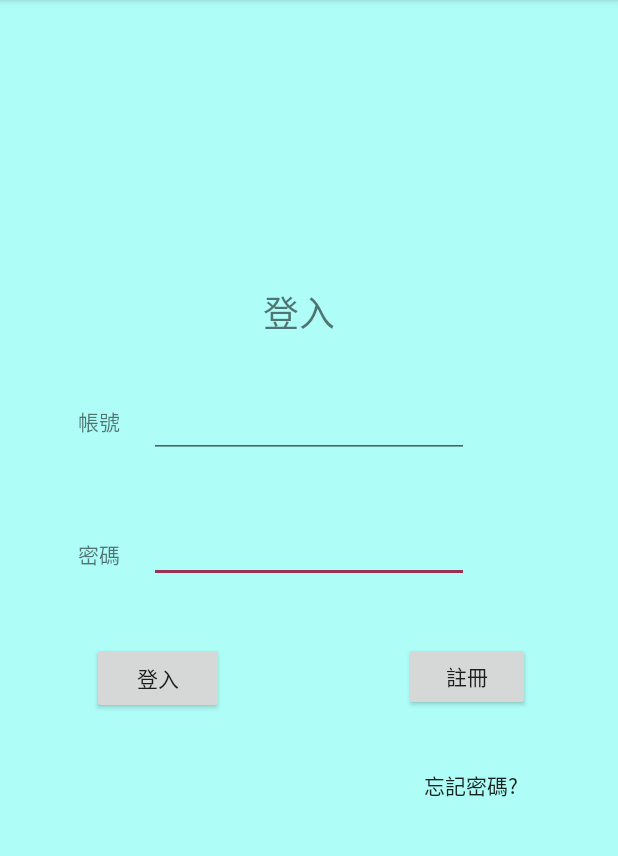
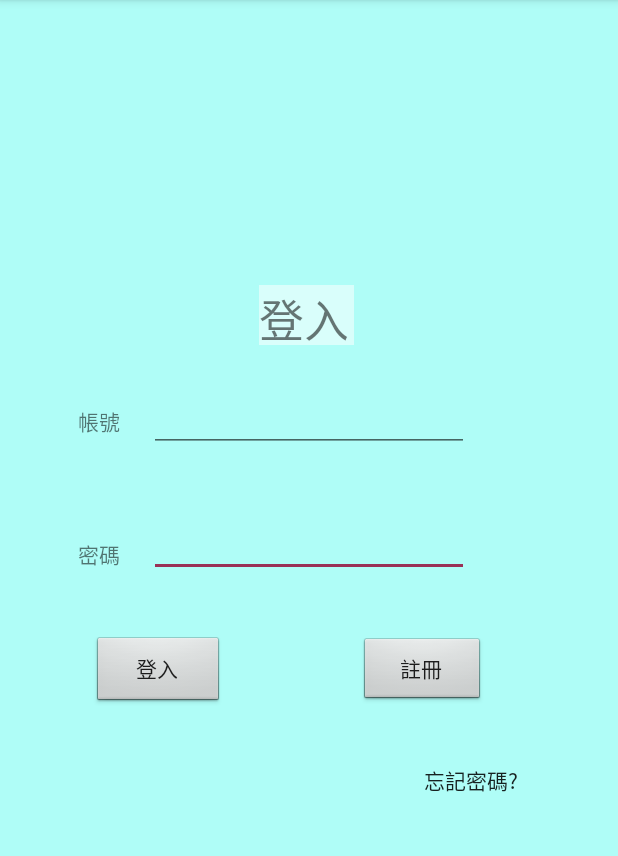
Before and after one commit to peter-kong/-APP, an Android app: the screen it shows after launch (MainActivity), on a phone screen of 412 x 824 dp, the part 84-940 px from its top. Run offline under Robolectric (Android 15) with nearby library versions, the phone set to English and light mode, and no system bars.

Commit message:
menu buttom small change

```diff
--- a/Thematic/app/src/main/res/layout/activity_main.xml
+++ b/Thematic/app/src/main/res/layout/activity_main.xml
@@ -15,6 +15,7 @@
         android:layout_marginStart="61dp"
         android:layout_marginLeft="61dp"
         android:layout_marginTop="39dp"
+        android:background="@android:drawable/btn_default"
         android:text="@string/Login"
         app:layout_constraintStart_toStartOf="parent"
         app:layout_constraintTop_toBottomOf="@+id/Passward" />
@@ -24,11 +25,12 @@
         android:layout_width="84dp"
         android:layout_height="46dp"
 
-        android:layout_marginStart="120dp"
-        android:layout_marginLeft="120dp"
-        android:layout_marginTop="39dp"
+        android:layout_marginStart="90dp"
+        android:layout_marginLeft="90dp"
+        android:layout_marginTop="40dp"
         android:layout_marginEnd="54dp"
         android:layout_marginRight="54dp"
+        android:background="@android:drawable/btn_default"
         android:text="註冊"
         app:layout_constraintEnd_toEndOf="parent"
         app:layout_constraintHorizontal_bias="0.0"
@@ -80,15 +82,16 @@
 
     <TextView
         android:id="@+id/textView4"
-        android:layout_width="57dp"
-        android:layout_height="44dp"
+        android:layout_width="63dp"
+        android:layout_height="40dp"
         android:layout_marginStart="175dp"
         android:layout_marginLeft="175dp"
         android:layout_marginTop="190dp"
         android:layout_marginEnd="179dp"
         android:layout_marginRight="179dp"
+        android:background="#86FFFFFF"
         android:text="登入"
-        android:textSize="24sp"
+        android:textSize="30dp"
         app:layout_constraintEnd_toEndOf="parent"
         app:layout_constraintStart_toStartOf="parent"
         app:layout_constraintTop_toTopOf="parent" />
```
